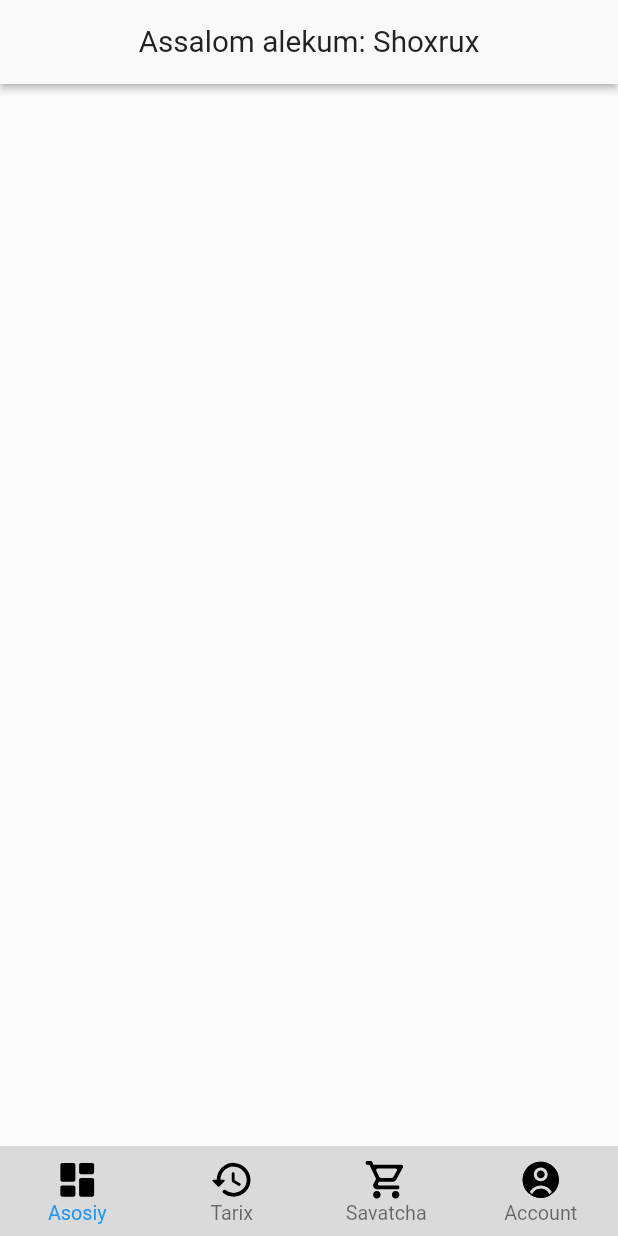
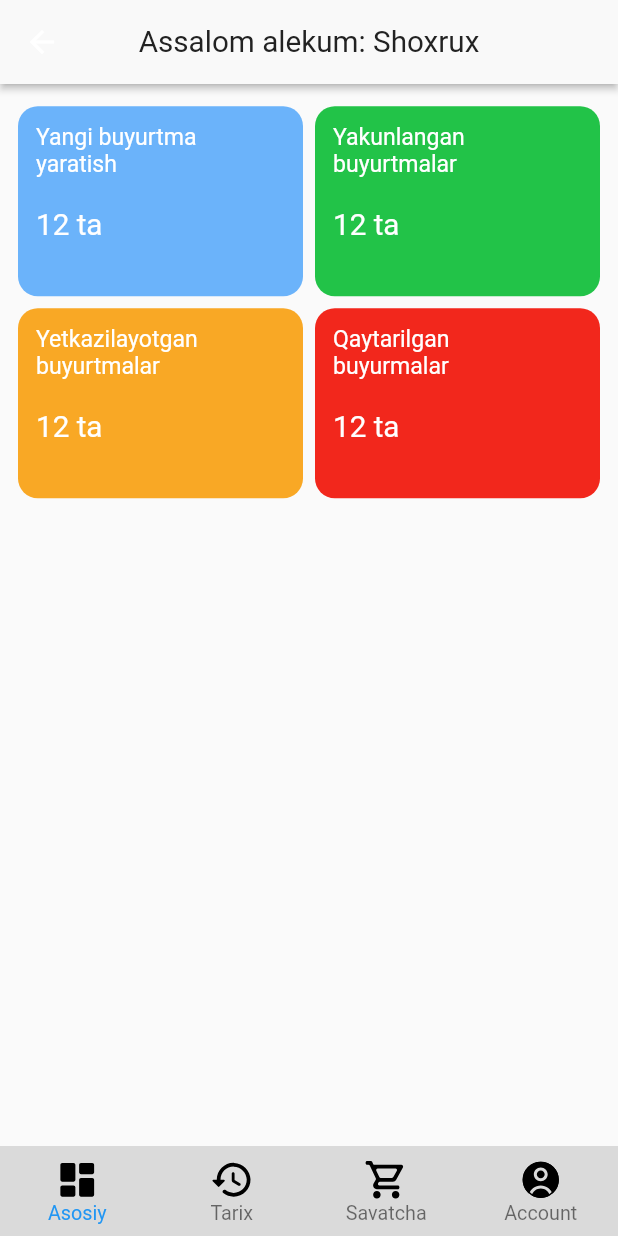
Before and after one commit to ShokhrukhDeveloper/delivery_user, a Flutter app: the screen it shows after launch, on a phone screen of 412 x 824 dp. Run offline on Flutter 3.47's test engine with Material 2 defaults, Android fonts, the phone set to English and light mode, and no system bars; drawn by our look-alikes of zoom_tap_animation; our stand-ins replace flutter_screenutil, flutter_svg; missing offline and left inert: dart:ffi; Roboto replaces fonts that are missing (Poppins).

Commit message:
main screen updated

```diff
--- a/lib/main.dart
+++ b/lib/main.dart
@@ -1,3 +1,5 @@
+import 'package:delivery_user/router/router.dart';
+import 'package:delivery_user/utils/constants.dart';
 import 'package:delivery_user/views/bottom_nav/bottom_navbar.dart';
 import 'package:flutter/material.dart';
 import 'package:flutter/services.dart';
@@ -29,7 +31,9 @@ class MyApp extends StatelessWidget {
       builder: (context, child) {
         return MaterialApp(
           debugShowCheckedModeBanner: false,
-          home: BottomNavBar(),
+         // home: BottomNavBar(),
+          onGenerateRoute: AppRouter.generateRoute,
+             initialRoute: bottomNavbar,
         );
       },
     );
--- /dev/null
+++ b/lib/router/router.dart
@@ -0,0 +1,42 @@
+import 'package:delivery_user/utils/constants.dart';
+import 'package:delivery_user/views/add_new_order/add_new_order_screen.dart';
+import 'package:delivery_user/views/bottom_nav/bottom_navbar.dart';
+import 'package:delivery_user/views/completed_orders/completed_orders_screen.dart';
+import 'package:delivery_user/views/delevered_orders/delevered_orders_screen.dart';
+import 'package:delivery_user/views/returned_orders/returned_orders_screen.dart';
+import 'package:flutter/material.dart';
+
+class AppRouter {
+  static Route? generateRoute(RouteSettings settings) {
+    switch (settings.name) {
+      // case splashScreen:
+      //   return navigateTo(SplashScreen());
+      case addOrderScreen:
+        return navigateTo(AddNewOrderScreen());
+      case completedOrdersScreen:
+        return navigateTo(CompletedOrdersScreen());
+      case deleveredOrdersScreen:
+        return navigateTo(DeleveredOrdersScreen());
+      case returnedOrdersScreen:
+        return navigateTo(ReturnedItemsScreen());
+
+
+      case bottomNavbar:
+        return navigateTo(BottomNavBar());
+
+
+      default:
+        return navigateTo(
+          Scaffold(
+            body: Center(
+              child: Text('No route defined for ${settings.name}'),
+            ),
+          ),
+        );
+    }
+  }
+}
+
+MaterialPageRoute navigateTo(Widget widget) => MaterialPageRoute(
+      builder: (context) => widget,
+    );
--- a/lib/utils/colors.dart
+++ b/lib/utils/colors.dart
@@ -10,5 +10,9 @@ class AppColors {
   static const c_F9F9F9 = Color(0xFFF9F9F9);
   static const c_222222 = Color(0xFF222222);
   static const c_870B9B = Color(0xFF870B9B);
+  static const white = Color(0xFFFFFFFF);
+  static const primaryPR400 = Color(0xFF6BB3FA);
+  static const greenG600 = Color(0xFF22C348);
+  static const yellowColor = Color(0xFFF9A825);
 
 }
--- /dev/null
+++ b/lib/utils/constants.dart
@@ -0,0 +1,30 @@
+import 'package:delivery_user/utils/colors.dart';
+import 'package:flutter/material.dart';
+
+List<String> allTitles = [
+  "Yangi buyurtma \nyaratish",
+  "Yakunlangan \nbuyurtmalar",
+  "Yetkazilayotgan \nbuyurtmalar",
+  "Qaytarilgan \nbuyurmalar"
+];
+
+List<Color> allColors = [
+  AppColors.primaryPR400,
+  AppColors.greenG600,
+  AppColors.yellowColor,
+  AppColors.c_F2271C
+];
+
+List<String> routeNames = [
+  addOrderScreen,
+  completedOrdersScreen,
+  deleveredOrdersScreen,
+  returnedOrdersScreen
+];
+
+const String splashScreen = "/";
+const String addOrderScreen = "/addOrderScreen";
+const String completedOrdersScreen = "/completedOrdersScreen";
+const String deleveredOrdersScreen = "/deleveredOrdersScreen";
+const String returnedOrdersScreen = "/returnedOrdersScreen";
+const String bottomNavbar = "/bottomNavbar";
--- /dev/null
+++ b/lib/views/add_new_order/add_new_order_screen.dart
@@ -0,0 +1,15 @@
+import 'package:delivery_user/utils/colors.dart';
+import 'package:delivery_user/views/widgets/global_appbar.dart';
+import 'package:flutter/material.dart';
+
+class AddNewOrderScreen extends StatelessWidget {
+  const AddNewOrderScreen({super.key});
+
+  @override
+  Widget build(BuildContext context) {
+    return Scaffold(
+      appBar: GloabalAppBar(
+          title: "Buyurtma yaratish", appbarColor: AppColors.primaryPR400),
+    );
+  }
+}
--- a/lib/views/bottom_nav/main/main_screen.dart
+++ b/lib/views/bottom_nav/main/main_screen.dart
@@ -1,6 +1,9 @@
 import 'package:delivery_user/utils/colors.dart';
+import 'package:delivery_user/utils/constants.dart';
+import 'package:delivery_user/views/bottom_nav/main/widgets/main_screen_container.dart';
 import 'package:delivery_user/views/widgets/global_appbar.dart';
 import 'package:flutter/material.dart';
+import 'package:flutter_screenutil/flutter_screenutil.dart';
 
 class MainScreen extends StatelessWidget {
   const MainScreen({super.key});
@@ -8,8 +11,30 @@ class MainScreen extends StatelessWidget {
   @override
   Widget build(BuildContext context) {
     return Scaffold(
-      appBar: GloabalAppBar(
+      appBar: const GloabalAppBar(
           title: "Assalom alekum: Shoxrux", appbarColor: AppColors.c_F9F9F9),
+      body: Padding(
+        padding: EdgeInsets.only(top: 12.h, left: 12, right: 12),
+        child: GridView(
+          physics: const BouncingScrollPhysics(),
+          gridDelegate: const SliverGridDelegateWithFixedCrossAxisCount(
+            crossAxisCount: 2,
+            crossAxisSpacing: 8,
+            mainAxisSpacing: 8,
+            childAspectRatio: 1.5,
+          ),
+          children: List.generate(
+            4,
+            (index) => MainScreenContainer(
+                onTap: () {
+                  Navigator.pushNamed(context, routeNames[index]);
+                },
+                count: "12 ta",
+                title: allTitles[index],
+                color: allColors[index]),
+          ),
+        ),
+      ),
     );
   }
 }
--- /dev/null
+++ b/lib/views/bottom_nav/main/widgets/main_screen_container.dart
@@ -0,0 +1,52 @@
+import 'package:delivery_user/utils/colors.dart';
+import 'package:delivery_user/utils/style.dart';
+import 'package:flutter/material.dart';
+import 'package:flutter_screenutil/flutter_screenutil.dart';
+import 'package:zoom_tap_animation/zoom_tap_animation.dart';
+
+class MainScreenContainer extends StatelessWidget {
+  const MainScreenContainer({
+    super.key,
+    required this.count,
+    required this.title,
+    required this.color,
+    required this.onTap,
+  });
+  final String title;
+  final String count;
+  final Color color;
+  final VoidCallback onTap;
+  @override
+  Widget build(BuildContext context) {
+    return ZoomTapAnimation(
+      onTap: onTap,
+      child: Container(
+        padding: const EdgeInsets.all(12),
+        width: 156.w,
+        height: 94.h,
+        decoration: BoxDecoration(
+          color: color,
+          borderRadius: BorderRadius.circular(12.r),
+        ),
+        child: Column(
+          crossAxisAlignment: CrossAxisAlignment.start,
+          children: [
+            Text(
+              title,
+              style:
+                  MyTextStyle.poppinsRegular.copyWith(color: AppColors.white),
+            ),
+            const SizedBox(
+              height: 20,
+            ),
+            Text(
+              count,
+              style: MyTextStyle.poppinsRegular
+                  .copyWith(color: AppColors.white, fontSize: 18.sp),
+            ),
+          ],
+        ),
+      ),
+    );
+  }
+}
--- /dev/null
+++ b/lib/views/completed_orders/completed_orders_screen.dart
@@ -0,0 +1,15 @@
+import 'package:delivery_user/utils/colors.dart';
+import 'package:delivery_user/views/widgets/global_appbar.dart';
+import 'package:flutter/material.dart';
+
+class CompletedOrdersScreen extends StatelessWidget {
+  const CompletedOrdersScreen({super.key});
+
+  @override
+  Widget build(BuildContext context) {
+    return Scaffold(
+      appBar: GloabalAppBar(
+          title: "Yakunlang buyutrmalar", appbarColor: AppColors.greenG600),
+    );
+  }
+}
--- /dev/null
+++ b/lib/views/delevered_orders/delevered_orders_screen.dart
@@ -0,0 +1,16 @@
+import 'package:delivery_user/utils/colors.dart';
+import 'package:delivery_user/views/widgets/global_appbar.dart';
+import 'package:flutter/material.dart';
+
+class DeleveredOrdersScreen extends StatelessWidget {
+  const DeleveredOrdersScreen({super.key});
+
+  @override
+  Widget build(BuildContext context) {
+    return Scaffold(
+      appBar: GloabalAppBar(
+          title: "Yetkazilayotgan buyutrmalar",
+          appbarColor: AppColors.yellowColor),
+    );
+  }
+}
--- a/lib/views/returned_items/returned_items_screen.dart
+++ b/lib/views/returned_orders/returned_orders_screen.dart
@@ -31,7 +31,8 @@ class ReturnedItemsScreen extends StatelessWidget {
                 },
               );
             },
-                )),
+          ),
+        ),
       ),
     );
   }
--- a/lib/views/widgets/retturned_item.dart
+++ b/lib/views/widgets/retturned_item.dart
@@ -1,25 +1,26 @@
 import 'package:delivery_user/utils/colors.dart';
 import 'package:flutter/material.dart';
+import 'package:flutter_screenutil/flutter_screenutil.dart';
 import 'package:zoom_tap_animation/zoom_tap_animation.dart';
 
 class ReturnedItem extends StatelessWidget {
-  const ReturnedItem({
-    super.key,required this.onTap});
+  const ReturnedItem({super.key, required this.onTap});
   final VoidCallback onTap;
   @override
   Widget build(BuildContext context) {
     return Padding(
       padding: EdgeInsets.symmetric(vertical: 8),
       child: ZoomTapAnimation(
-        onTap:  onTap,
+        onTap: onTap,
         child: Container(
           padding: EdgeInsets.only(left: 8, top: 8),
           width: 350,
           height: 90,
           decoration: BoxDecoration(
-              color: AppColors.c_F5F5F5,
-              borderRadius: BorderRadius.circular(5),
-              border: Border.all(color: Colors.black)),
+            color: AppColors.c_F5F5F5,
+            borderRadius: BorderRadius.circular(5.r),
+            border: Border.all(color: Colors.black),
+          ),
           child: Row(
             children: [
               Container(
```
Lines whose indentation alone changed are shown as unchanged.
